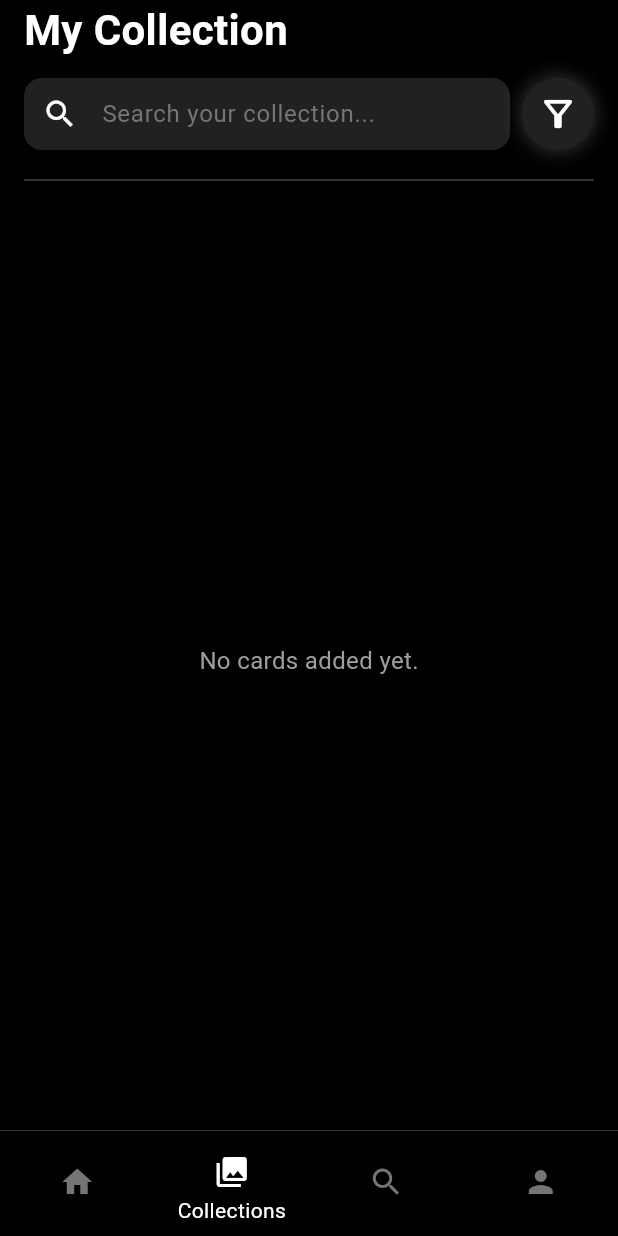
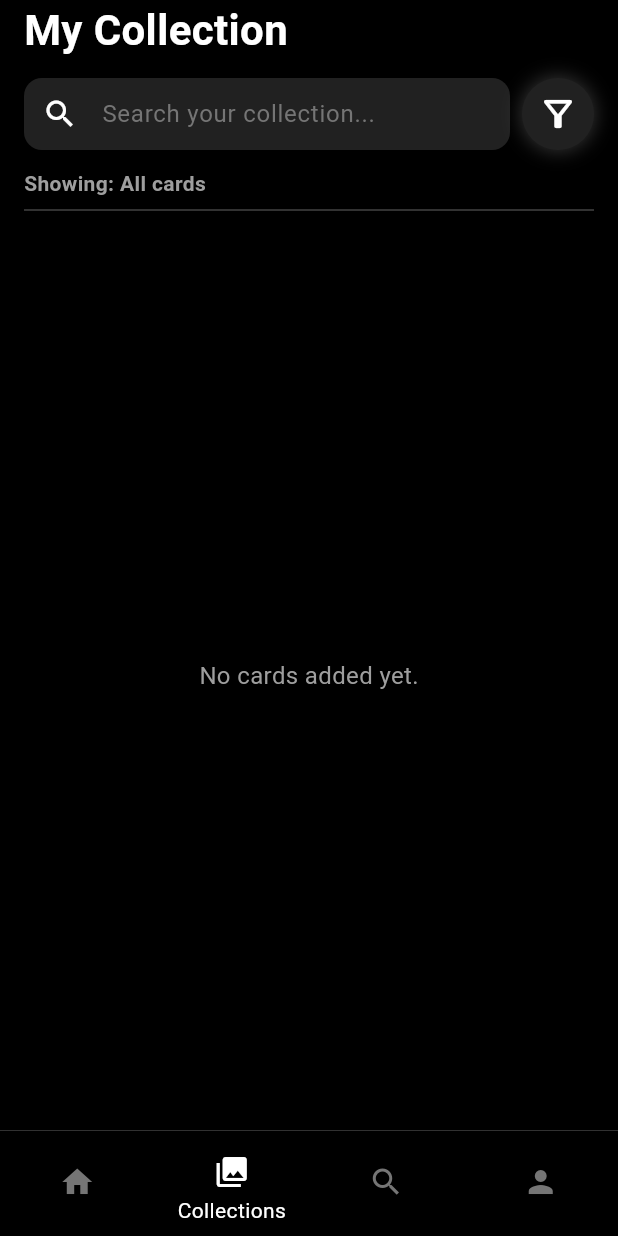
Before and after one commit to lee-ranaweer/holo, a Flutter app: the CollectionsPage screen opened by its route, on a phone screen of 412 x 824 dp. Run offline on Flutter 3.47's test engine with Material 3 defaults, Android fonts, the phone set to English and light mode, and no system bars; our stand-ins replace cloud_firestore, firebase_auth, firebase_core, flutter_riverpod, go_router; accounts and stored records are empty.

Commit message:
cleanup collections page

```diff
--- a/lib/pages/collections_page.dart
+++ b/lib/pages/collections_page.dart
@@ -1,5 +1,6 @@
 import 'package:flutter/material.dart';
 import 'package:go_router/go_router.dart';
+import 'package:holo/pages/details_page.dart';
 import '../services/auth_service.dart';
 import 'package:flutter_riverpod/flutter_riverpod.dart';
 import '../widgets/card_widgets.dart';
@@ -207,6 +208,19 @@ class CollectionsPage extends ConsumerWidget  {
               ),
             ),
 
+            // current deck
+            Padding(
+              padding: const EdgeInsets.symmetric(horizontal: 16.0),
+              child: Text(
+                'Showing: All cards',
+                style: TextStyle(
+                  fontSize: 14,
+                  fontWeight: FontWeight.w600,
+                  color: Colors.grey.shade500,
+                ),
+              ),
+            ),
+
             // Divider for separation
             Padding(
               padding: const EdgeInsets.symmetric(horizontal: 16.0),
```
Also changed, not shown: lib/pages/details_page.dart (+12 -3 lines).
